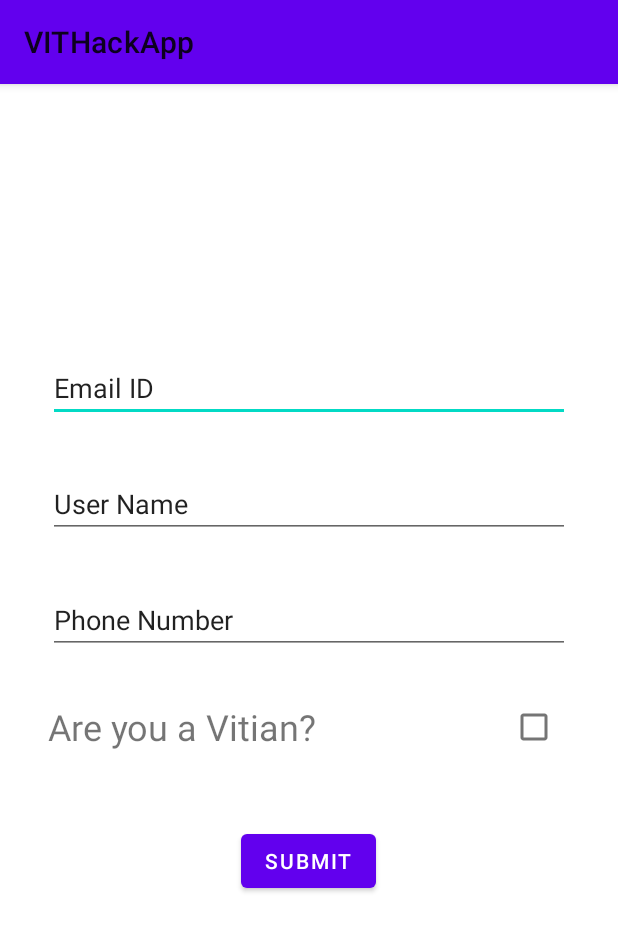
After one commit to VibhorChinda/VIT-Hack-App, an Android app: the fragment GeneralDetailsForm shown on its own in the app's theme, on a phone screen of 412 x 824 dp. The commit adds this screen. Shown: the top 931 px of the screen. Run offline under Robolectric (Android 15) with nearby library versions, the phone set to English and light mode, and no system bars.

Commit message:
created form fragments

```diff
--- /dev/null
+++ b/app/src/main/java/com/benrostudios/vithackapp/ui/fragments/userDetails/generalDetails/GeneralDetailsForm.kt
@@ -0,0 +1,33 @@
+package com.benrostudios.vithackapp.ui.fragments.userDetails.generalDetails
+
+import androidx.lifecycle.ViewModelProviders
+import android.os.Bundle
+import androidx.fragment.app.Fragment
+import android.view.LayoutInflater
+import android.view.View
+import android.view.ViewGroup
+
+import com.benrostudios.vithackapp.R
+
+class GeneralDetailsForm : Fragment() {
+
+    companion object {
+        fun newInstance() = GeneralDetailsForm()
+    }
+
+    private lateinit var viewModel: GeneralDetailsFormViewModel
+
+    override fun onCreateView(
+        inflater: LayoutInflater, container: ViewGroup?,
+        savedInstanceState: Bundle?
+    ): View? {
+        return inflater.inflate(R.layout.general_details_form_fragment, container, false)
+    }
+
+    override fun onActivityCreated(savedInstanceState: Bundle?) {
+        super.onActivityCreated(savedInstanceState)
+        viewModel = ViewModelProviders.of(this).get(GeneralDetailsFormViewModel::class.java)
+        // TODO: Use the ViewModel
+    }
+
+}
--- /dev/null
+++ b/app/src/main/java/com/benrostudios/vithackapp/ui/fragments/userDetails/generalDetails/GeneralDetailsFormViewModel.kt
@@ -0,0 +1,7 @@
+package com.benrostudios.vithackapp.ui.fragments.userDetails.generalDetails
+
+import androidx.lifecycle.ViewModel
+
+class GeneralDetailsFormViewModel : ViewModel() {
+    // TODO: Implement the ViewModel
+}
--- /dev/null
+++ b/app/src/main/res/layout/general_details_form_fragment.xml
@@ -0,0 +1,77 @@
+<?xml version="1.0" encoding="utf-8"?>
+<androidx.constraintlayout.widget.ConstraintLayout xmlns:android="http://schemas.android.com/apk/res/android"
+    xmlns:app="http://schemas.android.com/apk/res-auto"
+    xmlns:tools="http://schemas.android.com/tools"
+    android:layout_width="match_parent"
+    android:layout_height="match_parent"
+    tools:context=".ui.fragments.userDetails.generalDetails.GeneralDetailsForm">
+
+
+    <EditText
+        android:id="@+id/email_id_edit_text"
+        android:layout_width="0dp"
+        android:layout_height="wrap_content"
+        android:layout_marginStart="32dp"
+        android:layout_marginTop="180dp"
+        android:layout_marginEnd="32dp"
+        android:ems="10"
+        android:text="@string/email_title"
+        app:layout_constraintEnd_toEndOf="parent"
+        app:layout_constraintStart_toStartOf="parent"
+        app:layout_constraintTop_toTopOf="parent" />
+
+    <EditText
+        android:id="@+id/user_name_edit_text"
+        android:layout_width="0dp"
+        android:layout_height="wrap_content"
+        android:layout_marginTop="32dp"
+        android:ems="10"
+        android:inputType="none"
+        android:text="@string/user_name_title"
+        app:layout_constraintEnd_toEndOf="@+id/email_id_edit_text"
+        app:layout_constraintStart_toStartOf="@+id/email_id_edit_text"
+        app:layout_constraintTop_toBottomOf="@+id/email_id_edit_text" />
+
+    <EditText
+        android:id="@+id/phone_number_edit_text"
+        android:layout_width="0dp"
+        android:layout_height="wrap_content"
+        android:layout_marginTop="32dp"
+        android:ems="10"
+        android:text="@string/phone_number_title"
+        app:layout_constraintEnd_toEndOf="@+id/user_name_edit_text"
+        app:layout_constraintStart_toStartOf="@+id/user_name_edit_text"
+        app:layout_constraintTop_toBottomOf="@+id/user_name_edit_text" />
+
+    <TextView
+        android:id="@+id/textView4"
+        android:layout_width="wrap_content"
+        android:layout_height="wrap_content"
+        android:layout_marginTop="32dp"
+        android:text="@string/vitian_title"
+        android:textSize="24sp"
+        app:layout_constraintEnd_toStartOf="@+id/vitian_check_box"
+        app:layout_constraintHorizontal_bias="0.0"
+        app:layout_constraintStart_toStartOf="@+id/phone_number_edit_text"
+        app:layout_constraintTop_toBottomOf="@+id/phone_number_edit_text" />
+
+    <CheckBox
+        android:id="@+id/vitian_check_box"
+        android:layout_width="wrap_content"
+        android:layout_height="wrap_content"
+        app:layout_constraintBottom_toBottomOf="@+id/textView4"
+        app:layout_constraintEnd_toEndOf="@+id/phone_number_edit_text"
+        app:layout_constraintTop_toTopOf="@+id/textView4" />
+
+    <Button
+        android:id="@+id/submit_general_details_button"
+        android:layout_width="wrap_content"
+        android:layout_height="wrap_content"
+        android:text="@string/submit_title"
+        app:layout_constraintBottom_toBottomOf="parent"
+        app:layout_constraintEnd_toEndOf="@+id/vitian_check_box"
+        app:layout_constraintHorizontal_bias="0.498"
+        app:layout_constraintStart_toStartOf="@+id/textView4"
+        app:layout_constraintTop_toBottomOf="@+id/textView4"
+        app:layout_constraintVertical_bias="0.18" />
+</androidx.constraintlayout.widget.ConstraintLayout>
--- a/app/src/main/res/values/strings.xml
+++ b/app/src/main/res/values/strings.xml
@@ -6,4 +6,10 @@
     <string name="invalid_email_toast">Please Enter Valid Email!</string>
     <string name="authenticated">Authenticated</string>
     <string name="logout_title">Logout</string>
+    <string name="user_name_title">User Name</string>
+    <string name="phone_number_title">Phone Number</string>
+    <string name="vitian_title">Are you a Vitian?</string>
+    <string name="submit_title">Submit</string>
+    <string name="reg_number_title">Registration Number</string>
+    <string name="room_number_title">Room Number</string>
 </resources>
```
Also changed, not shown: app/src/main/java/com/benrostudios/vithackapp/ui/fragments/userDetails/vitDetails/VitDetailsForm.kt (added, +33 -0 lines), app/src/main/java/com/benrostudios/vithackapp/ui/fragments/userDetails/vitDetails/VitDetailsFormViewModel.kt (added, +7 -0 lines), app/src/main/res/layout/vit_details_form_fragment.xml (added, +46 -0 lines).
